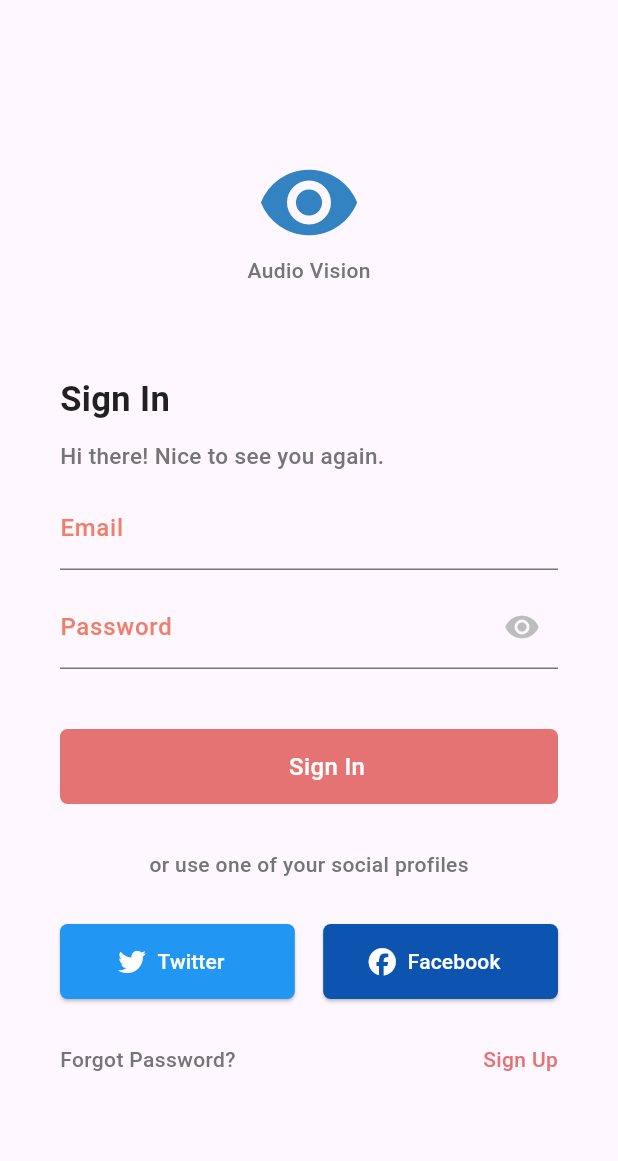
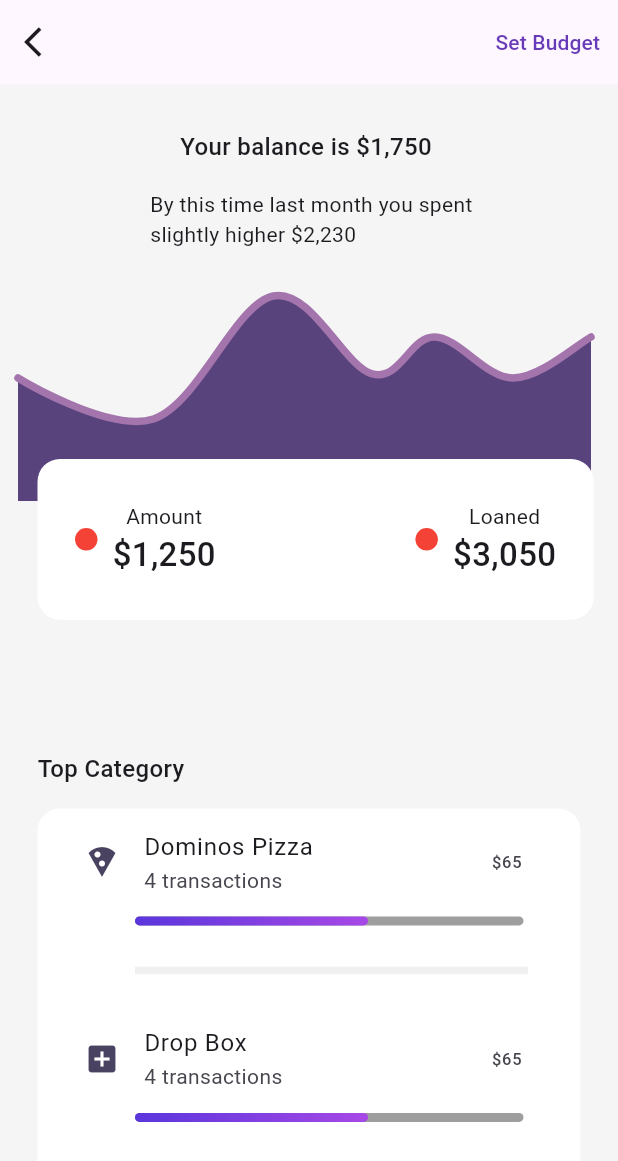
Before and after one commit to Chmpragyan/flut_pay, a Flutter app: the screen it shows after launch, on a phone screen of 412 x 824 dp. Shown: the top 1161 px of the screen. Run offline on Flutter 3.47's test engine with Material 3 defaults, Android fonts, the phone set to English and light mode, and no system bars; drawn by our look-alikes of fl_chart, percent_indicator; our stand-ins replace font_awesome_flutter, table_calendar.

Commit message:
Updated screen with the summary screen

```diff
--- a/lib/main.dart
+++ b/lib/main.dart
@@ -1,4 +1,4 @@
-import 'package:flut_pay/presentation/primary_screen/login_screen/body.dart';
+import 'package:flut_pay/presentation/secondary_screen/summary/screen/summary_screen.dart';
 import 'package:flutter/material.dart';
 
 void main(){
@@ -13,7 +13,7 @@ class MyApp extends StatelessWidget {
     return MaterialApp(
       debugShowCheckedModeBanner: false,
       // home: CalenderScreen(),
-      home: LoginScreen(),
+      home: SummaryScreen(),
     );
   }
 }
--- a/lib/presentation/secondary_screen/home_screen/screen/home_screen.dart
+++ b/lib/presentation/secondary_screen/home_screen/screen/home_screen.dart
@@ -143,7 +143,7 @@ class HomeScreen extends StatelessWidget {
                 ),
               ],
             ),
-            CustomSizedBoxHeight(),
+            // CustomSizedBoxHeight(),
             Padding(
               padding: const EdgeInsets.only(left: 25.0),
               child: CustomTitle(
@@ -236,6 +236,7 @@ class HomeScreen extends StatelessWidget {
               padding: EdgeInsets.only(
                 left: 10,
                 right: 10,
+                top: 10,
               ),
               margin: EdgeInsets.only(left: 25.0, right: 20.0),
               // height: MediaQuery.sizeOf(context).height * 0.45,
@@ -312,7 +313,7 @@ class HomeScreen extends StatelessWidget {
               //   right: 10,
               // ),
               margin: EdgeInsets.only(left: 25.0, right: 20.0),
-              height: MediaQuery.sizeOf(context).height * 0.5,
+              height: MediaQuery.sizeOf(context).height * 0.45,
               // height: double.infinity,
               width: double.maxFinite,
               decoration: BoxDecoration(
--- a/lib/presentation/secondary_screen/my_account_screen.dart/screen/myaccount_screen.dart
+++ b/lib/presentation/secondary_screen/my_account_screen.dart/screen/myaccount_screen.dart
@@ -71,6 +71,7 @@ class MyAccountScreen extends StatelessWidget {
               imagePath: 'assets/images/visa.png',
               logoColor: Color.fromARGB(255, 20, 36, 159),
             ),
+            CustomSizedBoxHeight(),
           ],
         ),
       ),
--- /dev/null
+++ b/lib/presentation/secondary_screen/summary/component/custom_linechart.dart
@@ -0,0 +1,289 @@
+import 'package:fl_chart/fl_chart.dart';
+import 'package:flutter/material.dart';
+import 'package:flutter/widgets.dart';
+
+class CustomLineChart extends StatefulWidget {
+  const CustomLineChart({super.key});
+
+  @override
+  State<CustomLineChart> createState() => _CustomLineChartState();
+}
+
+class _CustomLineChartState extends State<CustomLineChart> {
+  bool showAvg = false;
+  @override
+  Widget build(BuildContext context) {
+    return Stack(
+      children: <Widget>[
+        Container(
+          // aspectRatio: 1.7,
+          height: 200,
+          width: MediaQuery.of(context).size.width,
+          child: Padding(
+            padding: const EdgeInsets.only(
+              right: 18,
+              left: 12,
+              top: 24,
+              bottom: 12,
+            ),
+            child: LineChart(
+              showAvg ? avgData() : mainData(),
+            ),
+          ),
+        ),
+        SizedBox(
+          width: 60,
+          height: 34,
+          // child: TextButton(
+          //   onPressed: () {
+          //     setState(() {
+          //       showAvg = !showAvg;
+          //     });
+          //   },
+          //   child: Text(
+          //     'avg',
+          //     style: TextStyle(
+          //       fontSize: 12,
+          //       color: showAvg ? Colors.white.withOpacity(0.5) : Colors.white,
+          //     ),
+          //   ),
+          // ),
+        ),
+      ],
+    );
+  }
+
+  // Widget bottomTitleWidgets(double value, TitleMeta meta) {
+  //   const style = TextStyle(
+  //     fontWeight: FontWeight.bold,
+  //     fontSize: 16,
+  //   );
+  //   Widget text;
+  //   switch (value.toInt()) {
+  //     case 2:
+  //       text = const Text('MAR', style: style);
+  //       break;
+  //     case 5:
+  //       text = const Text('JUN', style: style);
+  //       break;
+  //     case 8:
+  //       text = const Text('SEP', style: style);
+  //       break;
+  //     default:
+  //       text = const Text('', style: style);
+  //       break;
+  //   }
+
+  //   return SideTitleWidget(
+  //     axisSide: meta.axisSide,
+  //     child: text,
+  //   );
+  // }
+
+  // Widget leftTitleWidgets(double value, TitleMeta meta) {
+  //   const style = TextStyle(
+  //     fontWeight: FontWeight.bold,
+  //     fontSize: 15,
+  //   );
+  //   String text;
+  //   switch (value.toInt()) {
+  //     case 1:
+  //       text = '10K';
+  //       break;
+  //     case 3:
+  //       text = '30k';
+  //       break;
+  //     case 5:
+  //       text = '50k';
+  //       break;
+  //     default:
+  //       return Container();
+  //   }
+
+  //   return Text(text, style: style, textAlign: TextAlign.left);
+  // }
+
+  LineChartData mainData() {
+    return LineChartData(
+      gridData: FlGridData(
+        show: false,
+        drawVerticalLine: false,
+        horizontalInterval: 1,
+        verticalInterval: 1,
+        getDrawingHorizontalLine: (value) {
+          return const FlLine(
+            color: Colors.blue,
+            strokeWidth: 1,
+          );
+        },
+        getDrawingVerticalLine: (value) {
+          return const FlLine(
+            color: Colors.green,
+            strokeWidth: 1,
+          );
+        },
+      ),
+      titlesData: FlTitlesData(
+        show: false,
+        rightTitles: const AxisTitles(
+          sideTitles: SideTitles(showTitles: false),
+        ),
+        topTitles: const AxisTitles(
+          sideTitles: SideTitles(showTitles: false),
+        ),
+        bottomTitles: AxisTitles(
+          sideTitles: SideTitles(
+            showTitles: true,
+            reservedSize: 30,
+            interval: 1,
+            // getTitlesWidget: bottomTitleWidgets,
+          ),
+        ),
+        leftTitles: AxisTitles(
+          sideTitles: SideTitles(
+            showTitles: true,
+            interval: 1,
+            // getTitlesWidget: leftTitleWidgets,
+            reservedSize: 42,
+          ),
+        ),
+      ),
+      borderData: FlBorderData(
+        show: false,
+        border: Border.all(color: const Color(0xff37434d)),
+      ),
+      minX: 0,
+      maxX: 11,
+      minY: 0,
+      maxY: 6,
+      lineBarsData: [
+        LineChartBarData(
+          spots: const [
+            FlSpot(0, 3),
+            FlSpot(2.6, 2),
+            FlSpot(4.9, 5),
+            FlSpot(6.8, 3.1),
+            FlSpot(8, 4),
+            FlSpot(9.5, 3),
+            FlSpot(11, 4),
+          ],
+          isCurved: true,
+          // gradient: LinearGradient(
+          color: const Color.fromARGB(255, 164, 116, 173),
+          // ),
+          barWidth: 5,
+          isStrokeCapRound: true,
+          dotData: const FlDotData(
+            show: false,
+          ),
+          belowBarData: BarAreaData(
+            show: true,
+            // gradient: LinearGradient(
+            //   colors:
+            //       .map((color) => color.withOpacity(0.3))
+            //       .toList(),
+            // ),
+            color: const Color.fromARGB(255, 88, 67, 124),
+          ),
+        ),
+      ],
+    );
+  }
+
+  LineChartData avgData() {
+    return LineChartData(
+      lineTouchData: const LineTouchData(enabled: false),
+      // gridData: FlGridData(
+      //   show: true,
+      //   drawHorizontalLine: true,
+      //   verticalInterval: 1,
+      //   horizontalInterval: 1,
+      //   getDrawingVerticalLine: (value) {
+      //     return const FlLine(
+      //       color: Color(0xff37434d),
+      //       strokeWidth: 1,
+      //     );
+      //   },
+      //   getDrawingHorizontalLine: (value) {
+      //     return const FlLine(
+      //       color: Color(0xff37434d),
+      //       strokeWidth: 1,
+      //     );
+      //   },
+      // ),
+      // titlesData: FlTitlesData(
+      //   show: true,
+      //   bottomTitles: AxisTitles(
+      //     sideTitles: SideTitles(
+      //       showTitles: true,
+      //       reservedSize: 30,
+      //       // getTitlesWidget: bottomTitleWidgets,
+      //       interval: 1,
+      //     ),
+      //   ),
+      //   leftTitles: AxisTitles(
+      //     sideTitles: SideTitles(
+      //       showTitles: true,
+      //       // getTitlesWidget: leftTitleWidgets,
+      //       reservedSize: 42,
+      //       interval: 1,
+      //     ),
+      //   ),
+      //   topTitles: const AxisTitles(
+      //     sideTitles: SideTitles(showTitles: false),
+      //   ),
+      //   rightTitles: const AxisTitles(
+      //     sideTitles: SideTitles(showTitles: false),
+      //   ),
+      // ),
+      // borderData: FlBorderData(
+      //   show: true,
+      //   border: Border.all(color: const Color(0xff37434d)),
+      // ),
+      minX: 0,
+      maxX: 11,
+      minY: 0,
+      maxY: 6,
+      lineBarsData: [
+        LineChartBarData(
+          spots: const [
+            FlSpot(0, 3.44),
+            FlSpot(2.6, 3.44),
+            FlSpot(4.9, 3.44),
+            FlSpot(6.8, 3.44),
+            FlSpot(8, 3.44),
+            FlSpot(9.5, 3.44),
+            FlSpot(11, 3.44),
+          ],
+          isCurved: true,
+          gradient: LinearGradient(
+            colors: [
+              ColorTween(begin: Colors.purple, end: Colors.deepPurple)
+                  .lerp(0.2)!,
+              ColorTween(begin: Colors.orange, end: Colors.deepOrange)
+                  .lerp(0.2)!,
+            ],
+          ),
+          barWidth: 5,
+          isStrokeCapRound: true,
+          dotData: const FlDotData(
+            show: false,
+          ),
+          // belowBarData: BarAreaData(
+          //   show: true,
+          //   gradient: LinearGradient(
+          //     colors: [
+          //       ColorTween(begin: Colors.lightBlue, end: Colors.amberAccent)
+          //           .lerp(0.2)!
+          //           .withOpacity(0.1),
+          //       ColorTween(begin: Colors.black, end: Colors.pinkAccent)
+          //           .lerp(0.2)!
+          //           .withOpacity(0.1),
+          //     ],
+          //   ),
+          // ),
+        ),
+      ],
+    );
+  }
+}
--- /dev/null
+++ b/lib/presentation/secondary_screen/summary/screen/summary_screen.dart
@@ -0,0 +1,195 @@
+import 'package:flut_pay/presentation/secondary_screen/spending/components/custom_container.dart';
+import 'package:flut_pay/presentation/secondary_screen/summary/component/custom_linechart.dart';
+import 'package:flut_pay/presentation/secondary_screen/widgets/custom_cont_category.dart';
+import 'package:flut_pay/presentation/secondary_screen/widgets/custom_container.dart';
+import 'package:flut_pay/presentation/secondary_screen/widgets/custom_sizedbox.dart';
+import 'package:flut_pay/presentation/secondary_screen/widgets/secondary_text.dart';
+import 'package:flutter/material.dart';
+
+class SummaryScreen extends StatelessWidget {
+  const SummaryScreen({super.key});
+
+  @override
+  Widget build(BuildContext context) {
+    return Scaffold(
+      backgroundColor: Colors.grey[100],
+      appBar: AppBar(
+        leading: Icon(Icons.arrow_back_ios),
+        actions: [
+          TextButton(
+            onPressed: () {},
+            child: Text(
+              "Set Budget",
+              style: TextStyle(color: Colors.deepPurple),
+            ),
+          ),
+        ],
+      ),
+      body: SingleChildScrollView(
+        child: Column(
+          crossAxisAlignment: CrossAxisAlignment.start,
+          children: [
+            Stack(
+              children: [
+                Stack(
+                  children: [
+                    Container(
+                      height: MediaQuery.of(context).size.height * 0.54,
+                      width: double.maxFinite,
+                      // color: Colors.red,
+                    ),
+                    Positioned(
+                      top: 30,
+                      left: 120,
+                      child: Text(
+                        "Your balance is \$1,750",
+                        style: TextStyle(
+                          fontSize: 16,
+                          fontWeight: FontWeight.w500,
+                        ),
+                      ),
+                    ),
+                    Positioned(
+                      top: 70,
+                      left: 100,
+                      child: Text(
+                        "By this time last month you spent \nslightly higher \$2,230",
+                        textAlign: TextAlign.justify,
+                        overflow: TextOverflow.clip,
+                      ),
+                    ),
+                    // Container(
+                    //   height: MediaQuery.of(context).size.height * 0.3,
+                    //   width: double.maxFinite,
+                    //   decoration: BoxDecoration(
+                    //     gradient: containerGradColors[0],
+                    //   ),
+                    // ),
+
+                    Positioned(top: 90, child: CustomLineChart()),
+                    Positioned(
+                      top: 250,
+                      left: 25,
+                      child: Container(
+                        padding: EdgeInsets.only(left: 25, right: 25),
+                        height: MediaQuery.of(context).size.height * 0.13,
+                        width: MediaQuery.of(context).size.width * 0.9,
+                        decoration: BoxDecoration(
+                          color: Colors.white,
+                          borderRadius: BorderRadius.circular(15.0),
+                        ),
+                        child: Column(
+                          mainAxisAlignment: MainAxisAlignment.spaceEvenly,
+                          crossAxisAlignment: CrossAxisAlignment.start,
+                          children: [
+                            Row(
+                              mainAxisAlignment: MainAxisAlignment.spaceBetween,
+                              children: [
+                                Row(
+                                  children: [
+                                    CustomCircleContainer(
+                                      containerColor: Colors.red,
+                                    ),
+                                    CustomSizedBoxWidth(
+                                      sWidth: 10,
+                                    ),
+                                    Column(
+                                      children: [
+                                        CustomNormalText(
+                                          normalText: "Amount",
+                                        ),
+                                        CustomAmountText(amountText: "\$1,250"),
+                                      ],
+                                    ),
+                                  ],
+                                ),
+                                Row(
+                                  children: [
+                                    CustomCircleContainer(
+                                      containerColor: Colors.deepPurple,
+                                    ),
+                                    CustomSizedBoxWidth(
+                                      sWidth: 10,
+                                    ),
+                                    Column(
+                                      children: [
+                                        CustomNormalText(
+                                          normalText: "Loaned",
+                                        ),
+                                        CustomAmountText(amountText: "\$3,050"),
+                                      ],
+                                    ),
+                                  ],
+                                ),
+                              ],
+                            ),
+                          ],
+                        ),
+                      ),
+                    ),
+                  ],
+                ),
+              ],
+            ),
+            Padding(
+              padding: const EdgeInsets.only(left: 25.0, right: 25.0),
+              child: CustomTitle(text: "Top Category"),
+            ),
+            CustomSizedBoxHeight(),
+            Container(
+              margin: EdgeInsets.only(
+                left: 25,
+                right: 25,
+              ),
+              decoration: BoxDecoration(
+                color: Colors.white,
+                borderRadius: BorderRadius.circular(15.0),
+              ),
+              child: Column(
+                children: [
+                  CustomContainerSpending(
+                    title: "Dominos Pizza",
+                    subtitle: "4 transactions",
+                    amount: "\$65",
+                    iconData: Icons.local_pizza,
+                  ),
+                  Divider(
+                    thickness: 5,
+                    color: Color.fromARGB(192, 237, 235, 235),
+                    endIndent: 35,
+                    indent: 65,
+                  ),
+                  CustomSizedBoxHeight(),
+                  CustomContainerSpending(
+                    title: "Drop Box",
+                    subtitle: "4 transactions",
+                    amount: "\$65",
+                    iconData: Icons.add_box,
+                  ),
+                  Divider(
+                    thickness: 5,
+                    color: Color.fromARGB(192, 237, 235, 235),
+                    endIndent: 35,
+                    indent: 65,
+                  ),
+                  CustomSizedBoxHeight(),
+                ],
+              ),
+            ),
+            CustomSizedBoxHeight(),
+            CustomSizedBoxHeight(),
+            Padding(
+              padding: const EdgeInsets.only(left: 25.0, right: 25.0),
+              child: CustomTitle(text: "Top Category"),
+            ),
+            CustomSizedBoxHeight(),
+            CustomSizedBoxHeight(),
+            CustomCategoryContainer(),
+            CustomSizedBoxHeight(),
+            CustomSizedBoxHeight(),
+          ],
+        ),
+      ),
+    );
+  }
+}
```
Also changed, not shown: lib/presentation/secondary_screen/budget_screen/screen/budget_screen.dart (+6 -4 lines), lib/presentation/secondary_screen/widgets/custom_cont_category.dart (added, +73 -0 lines).
